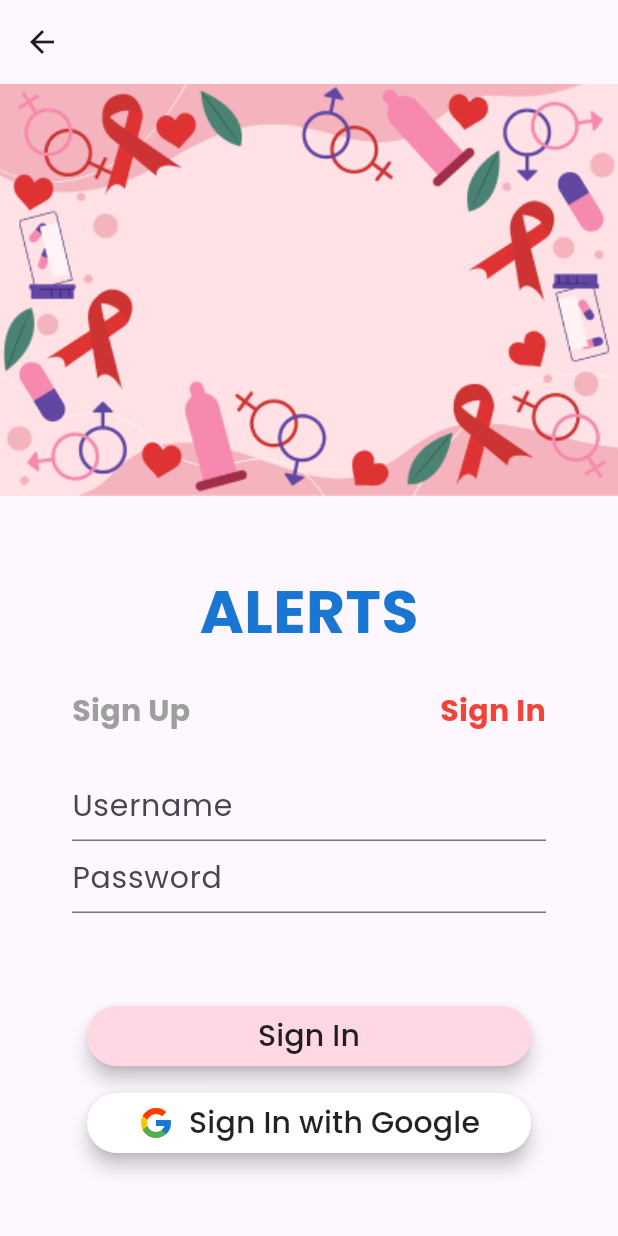
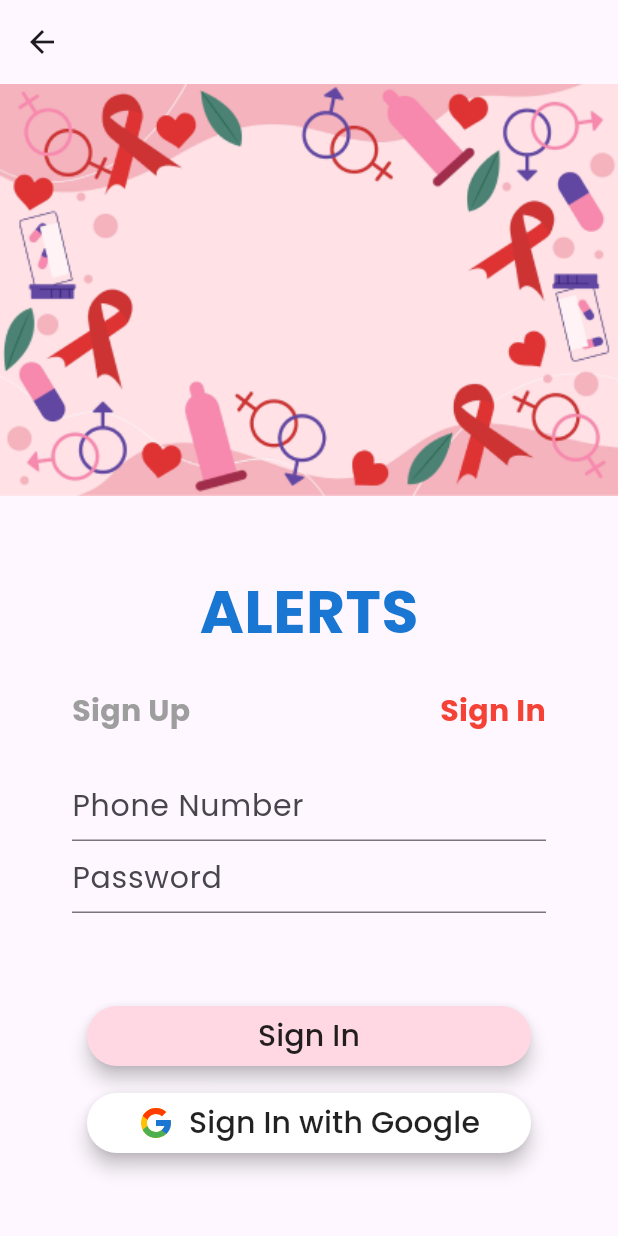
Before and after one commit to DavidChnn/ALERTS, a Flutter app: the SignIn screen opened directly, on a phone screen of 412 x 824 dp. Run offline on Flutter 3.47's test engine with Material 3 defaults, Android fonts, the phone set to English and light mode, and no system bars; our stand-ins replace flutter_svg.

Commit message:
update sign_in.dart

```diff
--- a/lib/sign_in.dart
+++ b/lib/sign_in.dart
@@ -3,6 +3,8 @@ import 'dart:math';
 import 'package:alerts/main.dart';
 import 'package:flutter/material.dart';
 import 'package:flutter_svg/flutter_svg.dart';
+
+import 'home_page.dart';
 
 class SignIn extends StatefulWidget {
   const SignIn({super.key});
@@ -32,6 +34,7 @@ class _SignInState extends State<SignIn> {
               Navigator.pop(context);
             }),
       ),
+      // TODO : Perbaiki tampilan berikut ini
       body: SingleChildScrollView(
         child: Column(
           children: [
@@ -52,6 +55,8 @@ class _SignInState extends State<SignIn> {
                     ),
                   ),
                   const SizedBox(height: 24.0),
+
+                  // TODO : Buat perpindahan antara sign in dan sign up
                   Row(
                     mainAxisAlignment: MainAxisAlignment.spaceBetween,
                     children: [
@@ -83,9 +88,9 @@ class _SignInState extends State<SignIn> {
                   ),
                   const SizedBox(height: 24.0),
                   const TextField(
-                    keyboardType: TextInputType.text,
+                    keyboardType: TextInputType.phone,
                     decoration: InputDecoration(
-                      hintText: 'Username',
+                      hintText: 'Phone Number',
                     ),
                     style: TextStyle(
                       fontSize: 20.0,
@@ -113,7 +118,14 @@ class _SignInState extends State<SignIn> {
                             ),
                             elevation: MaterialStatePropertyAll(5.0),
                           ),
-                          onPressed: () {},
+                          onPressed: () {
+                            Navigator.push(
+                              context,
+                              MaterialPageRoute(
+                                builder: (context) => HomePage(),
+                              ),
+                            );
+                          },
                           child: const SizedBox(
                             width: double.maxFinite,
                             child: Text(
```
